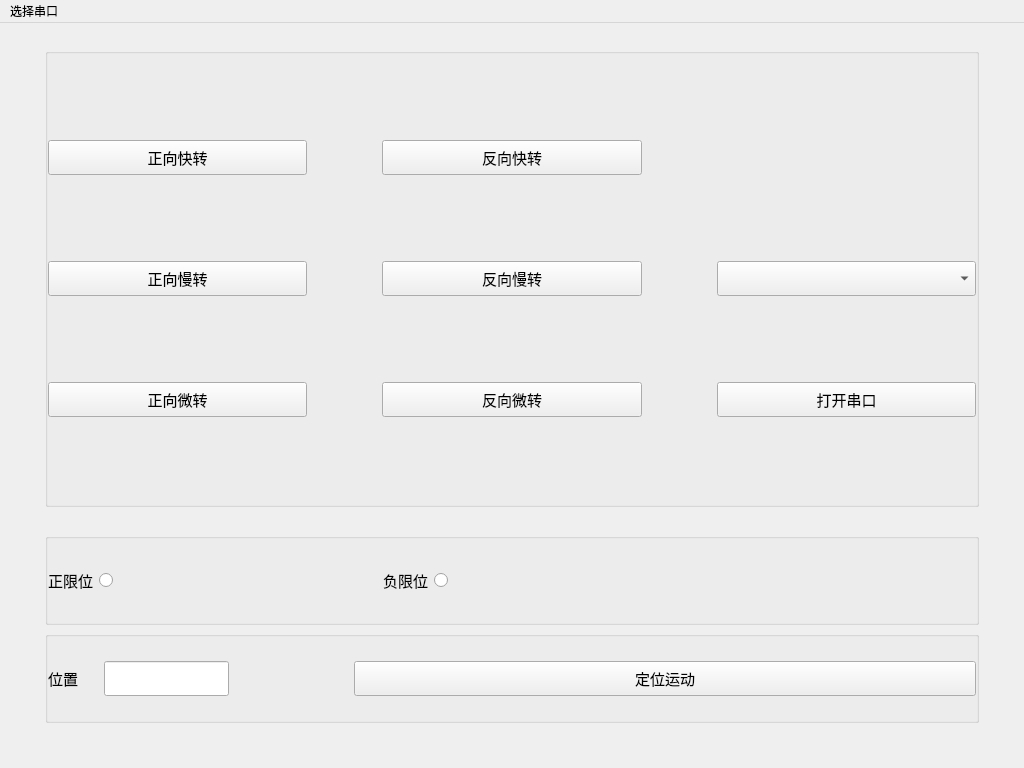
First picture: the form in mainwindow.ui, repository tsuiwade/translationTableControlSystem210909, before the edit.
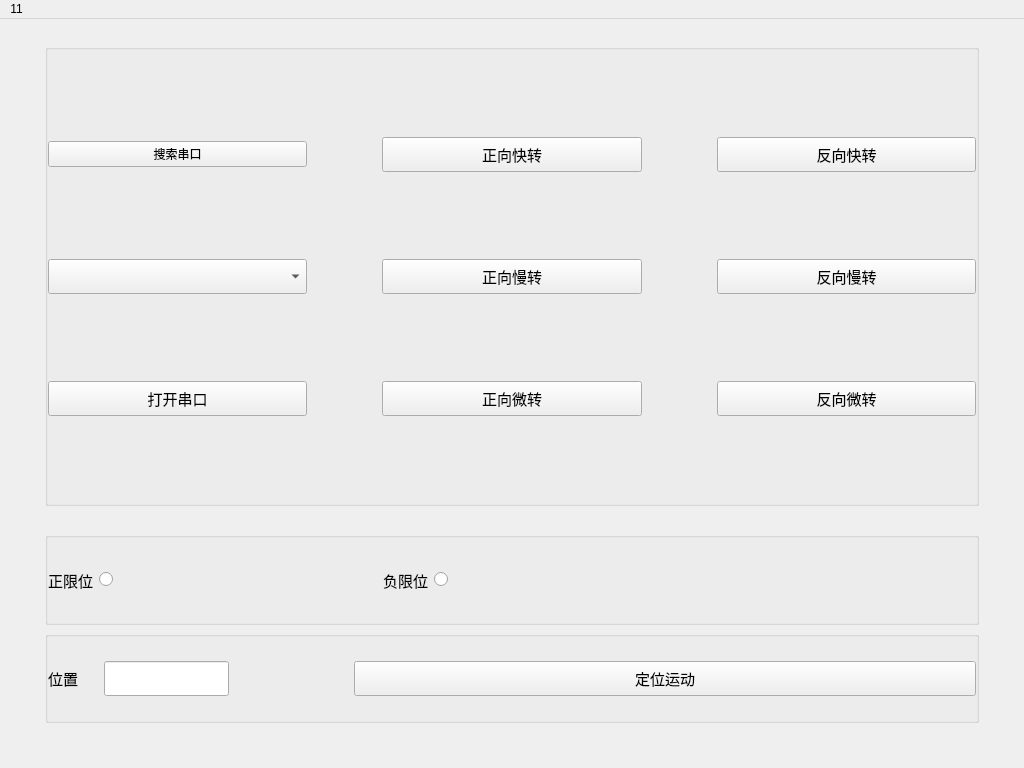
Second picture: the form after the edit.

```diff
--- a/mainwindow.ui
+++ b/mainwindow.ui
@@ -63,7 +63,79 @@
        <property name="verticalSpacing">
         <number>0</number>
        </property>
-       <item row="1" column="0">
+       <item row="0" column="2">
+        <widget class="QPushButton" name="pushButton_2">
+         <property name="minimumSize">
+          <size>
+           <width>0</width>
+           <height>35</height>
+          </size>
+         </property>
+         <property name="font">
+          <font>
+           <pointsize>11</pointsize>
+          </font>
+         </property>
+         <property name="text">
+          <string>反向快转</string>
+         </property>
+        </widget>
+       </item>
+       <item row="2" column="2">
+        <widget class="QPushButton" name="pushButton_6">
+         <property name="minimumSize">
+          <size>
+           <width>0</width>
+           <height>35</height>
+          </size>
+         </property>
+         <property name="font">
+          <font>
+           <pointsize>11</pointsize>
+          </font>
+         </property>
+         <property name="text">
+          <string>反向微转</string>
+         </property>
+        </widget>
+       </item>
+       <item row="2" column="1">
+        <widget class="QPushButton" name="pushButton_5">
+         <property name="minimumSize">
+          <size>
+           <width>0</width>
+           <height>35</height>
+          </size>
+         </property>
+         <property name="font">
+          <font>
+           <pointsize>11</pointsize>
+          </font>
+         </property>
+         <property name="text">
+          <string>正向微转</string>
+         </property>
+        </widget>
+       </item>
+       <item row="0" column="1">
+        <widget class="QPushButton" name="pushButton">
+         <property name="minimumSize">
+          <size>
+           <width>0</width>
+           <height>35</height>
+          </size>
+         </property>
+         <property name="font">
+          <font>
+           <pointsize>11</pointsize>
+          </font>
+         </property>
+         <property name="text">
+          <string>正向快转</string>
+         </property>
+        </widget>
+       </item>
+       <item row="1" column="1">
         <widget class="QPushButton" name="pushButton_3">
          <property name="minimumSize">
           <size>
@@ -81,7 +153,7 @@
          </property>
         </widget>
        </item>
-       <item row="1" column="1">
+       <item row="1" column="2">
         <widget class="QPushButton" name="pushButton_4">
          <property name="minimumSize">
           <size>
@@ -99,7 +171,14 @@
          </property>
         </widget>
        </item>
-       <item row="1" column="2">
+       <item row="0" column="0">
+        <widget class="QPushButton" name="pushButton_13">
+         <property name="text">
+          <string>搜索串口</string>
+         </property>
+        </widget>
+       </item>
+       <item row="1" column="0">
         <widget class="QComboBox" name="comboBox_portName">
          <property name="minimumSize">
           <size>
@@ -115,42 +194,6 @@
         </widget>
        </item>
        <item row="2" column="0">
-        <widget class="QPushButton" name="pushButton_5">
-         <property name="minimumSize">
-          <size>
-           <width>0</width>
-           <height>35</height>
-          </size>
-         </property>
-         <property name="font">
-          <font>
-           <pointsize>11</pointsize>
-          </font>
-         </property>
-         <property name="text">
-          <string>正向微转</string>
-         </property>
-        </widget>
-       </item>
-       <item row="2" column="1">
-        <widget class="QPushButton" name="pushButton_6">
-         <property name="minimumSize">
-          <size>
-           <width>0</width>
-           <height>35</height>
-          </size>
-         </property>
-         <property name="font">
-          <font>
-           <pointsize>11</pointsize>
-          </font>
-         </property>
-         <property name="text">
-          <string>反向微转</string>
-         </property>
-        </widget>
-       </item>
-       <item row="2" column="2">
         <widget class="QPushButton" name="btn_open">
          <property name="sizePolicy">
           <sizepolicy hsizetype="Preferred" vsizetype="Maximum">
@@ -174,42 +217,6 @@
          </property>
         </widget>
        </item>
-       <item row="0" column="0">
-        <widget class="QPushButton" name="pushButton">
-         <property name="minimumSize">
-          <size>
-           <width>0</width>
-           <height>35</height>
-          </size>
-         </property>
-         <property name="font">
-          <font>
-           <pointsize>11</pointsize>
-          </font>
-         </property>
-         <property name="text">
-          <string>正向快转</string>
-         </property>
-        </widget>
-       </item>
-       <item row="0" column="1">
-        <widget class="QPushButton" name="pushButton_2">
-         <property name="minimumSize">
-          <size>
-           <width>0</width>
-           <height>35</height>
-          </size>
-         </property>
-         <property name="font">
-          <font>
-           <pointsize>11</pointsize>
-          </font>
-         </property>
-         <property name="text">
-          <string>反向快转</string>
-         </property>
-        </widget>
-       </item>
       </layout>
      </widget>
     </item>
@@ -453,12 +460,12 @@
      <x>0</x>
      <y>0</y>
      <width>1024</width>
-     <height>23</height>
+     <height>26</height>
     </rect>
    </property>
    <widget class="QMenu" name="menu11">
     <property name="title">
-     <string>选择串口</string>
+     <string>11</string>
     </property>
    </widget>
    <addaction name="menu11"/>
```
